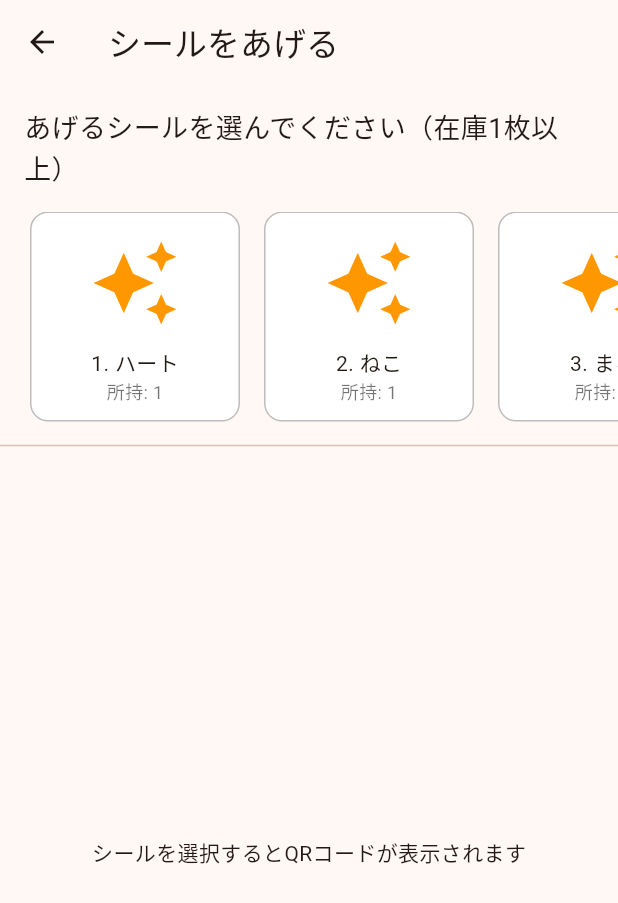
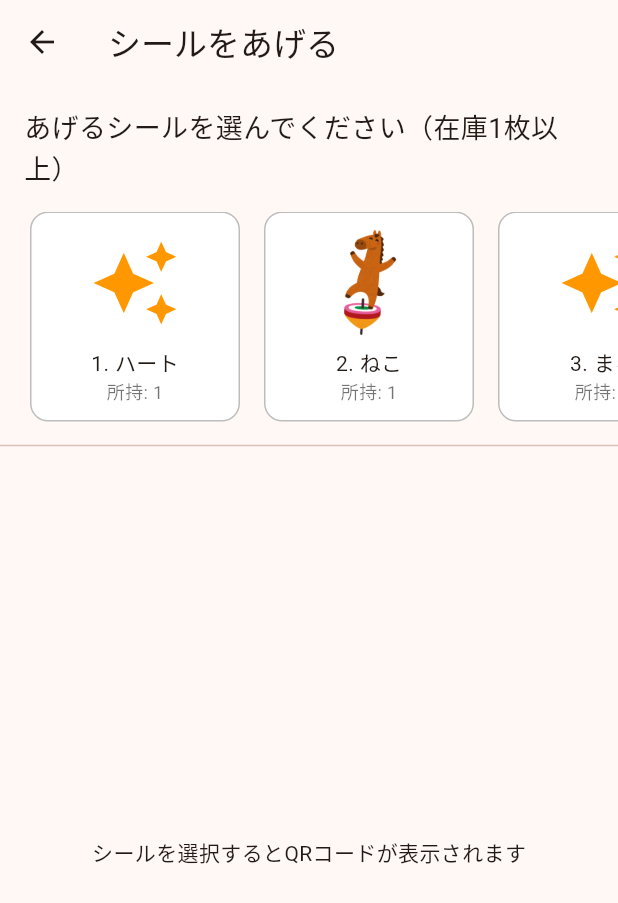
Before and after one commit to p2hacks2025/post-04, a Flutter app: the QrGeneratePage screen opened directly, on a phone screen of 412 x 824 dp. Shown: the top 903 px of the screen. Run offline on Flutter 3.47's test engine with Material 3 defaults, Android fonts, the phone set to English and light mode, and no system bars; our stand-ins replace google_fonts, qr_flutter; missing offline and left inert: mobile_scanner, model_viewer_plus.

Commit message:
feat: シールアイコンのPNG対応

```diff
--- a/lib/data/sticker_master.dart
+++ b/lib/data/sticker_master.dart
@@ -29,7 +29,7 @@ const List<StickerData> stickerMasterDb = [
     id: 'cat_001',
     name: 'ねこ',
     assetPath: 'assets/seals/cat.glb',
-    iconPath: 'assets/seals/cat.glb',
+    iconPath: 'assets/icons/cat.png',
   ),
   StickerData(
     number: 3,
--- a/lib/pages/sticker_book_page.dart
+++ b/lib/pages/sticker_book_page.dart
@@ -180,6 +180,7 @@ class _StickerBookPageState extends State<StickerBookPage> with WidgetsBindingOb
     final sticker = PlacedSticker(
       id: '${DateTime.now().microsecondsSinceEpoch}-$page',
       asset: asset,
+      displayAsset: _iconByAsset[asset] ?? asset,
       inventoryIndex: slotIndex,
       position: clamped,
       rotation: 0,
--- a/lib/sticker_book/draggable_sticker.dart
+++ b/lib/sticker_book/draggable_sticker.dart
@@ -89,7 +89,8 @@ class _DraggableStickerState extends State<DraggableSticker> {
 
   @override
   Widget build(BuildContext context) {
-    final isGlb = widget.sticker.asset.toLowerCase().endsWith('.glb');
+    final displayPath = (widget.sticker.displayAsset ?? widget.sticker.asset);
+    final isGlb = displayPath.toLowerCase().endsWith('.glb');
     return GestureDetector(
       onTap: () => widget.onSelect(widget.sticker.id),
       onTapDown: (_) => widget.onInteractionToggle(false),
@@ -134,7 +135,7 @@ class _DraggableStickerState extends State<DraggableSticker> {
           Transform.rotate(
             angle: _localRotation,
             child: StickerTile(
-              assetPath: widget.sticker.asset,
+                assetPath: displayPath,
               size: widget.sticker.size.width,
               useModelViewer: isGlb,
             ),
--- a/lib/sticker_book/models.dart
+++ b/lib/sticker_book/models.dart
@@ -4,6 +4,7 @@ class PlacedSticker {
   const PlacedSticker({
     required this.id,
     required this.asset,
+    this.displayAsset,
     required this.inventoryIndex,
     required this.position,
     required this.rotation,
@@ -12,6 +13,7 @@ class PlacedSticker {
 
   final String id;
   final String asset;
+  final String? displayAsset; // 表示用（PNGなど）。未指定なら asset を使用
   final int inventoryIndex;
   final Offset position;
   final double rotation;
@@ -22,10 +24,12 @@ class PlacedSticker {
     Offset? position,
     double? rotation,
     Size? size,
+    String? displayAsset,
   }) {
     return PlacedSticker(
       id: id,
       asset: asset,
+      displayAsset: displayAsset ?? this.displayAsset,
       inventoryIndex: inventoryIndex ?? this.inventoryIndex,
       position: position ?? this.position,
       rotation: rotation ?? this.rotation,
@@ -37,6 +41,7 @@ class PlacedSticker {
     return {
       'id': id,
       'asset': asset,
+      'displayAsset': displayAsset,
       'inventoryIndex': inventoryIndex,
       'position': {'dx': position.dx, 'dy': position.dy},
       'rotation': rotation,
@@ -48,6 +53,7 @@ class PlacedSticker {
     return PlacedSticker(
       id: json['id'] as String,
       asset: json['asset'] as String,
+      displayAsset: json['displayAsset'] as String?,
       inventoryIndex: json['inventoryIndex'] as int,
       position: Offset(
         (json['position'] as Map<String, dynamic>)['dx'] as double,
```
Also changed, not shown: assets/icons/cat.png (added).
